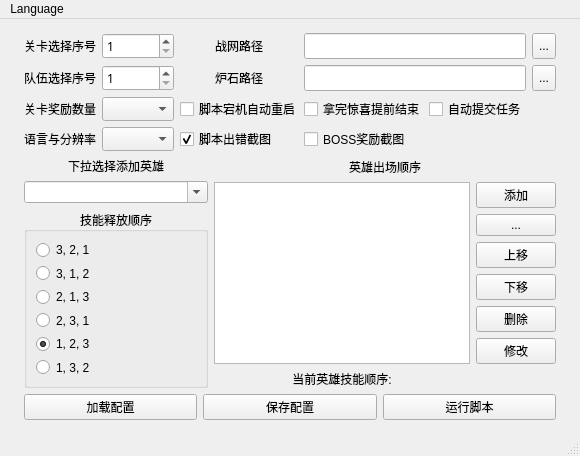
zhoubin-me/lushi_script, file ui/main_chs.ui: the form before one commit.
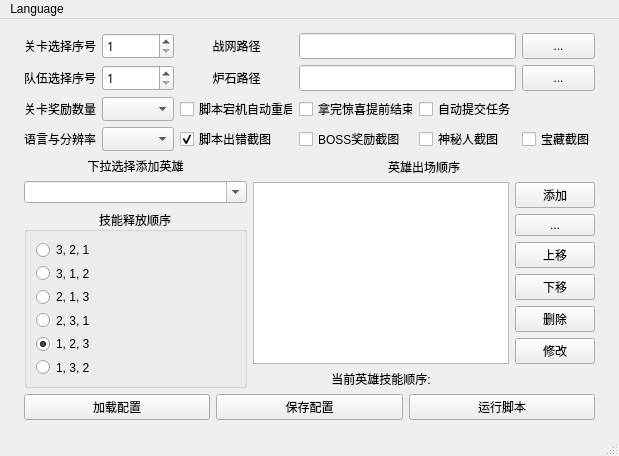
The form after the commit. Custom widgets are drawn as their Qt base class.

Commit message: 增加了很多按钮以及日志，更新后请重新生成日志

Diff of the .ui file:
```diff
--- a/ui/main_chs.ui
+++ b/ui/main_chs.ui
@@ -6,7 +6,7 @@
    <rect>
     <x>0</x>
     <y>0</y>
-    <width>580</width>
+    <width>619</width>
     <height>456</height>
    </rect>
   </property>
@@ -751,6 +751,42 @@
           </property>
          </widget>
         </item>
+        <item row="4" column="5">
+         <widget class="QCheckBox" name="screenshot_visitor">
+          <property name="sizePolicy">
+           <sizepolicy hsizetype="Expanding" vsizetype="Expanding">
+            <horstretch>0</horstretch>
+            <verstretch>0</verstretch>
+           </sizepolicy>
+          </property>
+          <property name="font">
+           <font>
+            <family>Microsoft YaHei UI</family>
+           </font>
+          </property>
+          <property name="text">
+           <string>神秘人截图</string>
+          </property>
+         </widget>
+        </item>
+        <item row="4" column="6">
+         <widget class="QCheckBox" name="screenshot_treasure">
+          <property name="sizePolicy">
+           <sizepolicy hsizetype="Expanding" vsizetype="Expanding">
+            <horstretch>0</horstretch>
+            <verstretch>0</verstretch>
+           </sizepolicy>
+          </property>
+          <property name="font">
+           <font>
+            <family>Microsoft YaHei UI</family>
+           </font>
+          </property>
+          <property name="text">
+           <string>宝藏截图</string>
+          </property>
+         </widget>
+        </item>
        </layout>
       </item>
      </layout>
@@ -762,8 +798,8 @@
     <rect>
      <x>0</x>
      <y>0</y>
-     <width>580</width>
-     <height>22</height>
+     <width>619</width>
+     <height>23</height>
     </rect>
    </property>
    <widget class="QMenu" name="menuLanguage">
```
Left out of the diff: 4 changed lines with no effect on the pictures. The commit also changes 6 other files.
